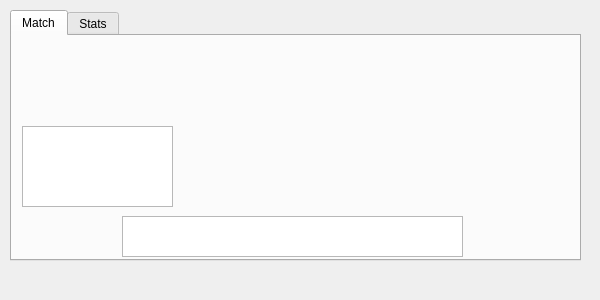
Old version of the form matchscreen.ui in the repository walsh06/grifball.
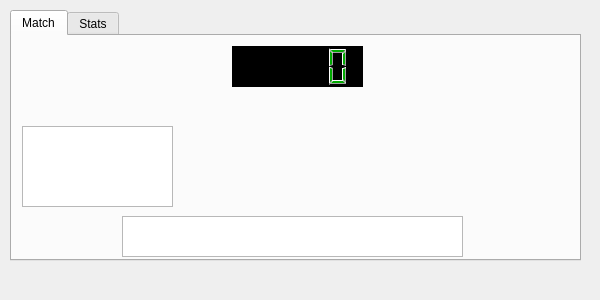
New version of the form.

Commit message: Added home screen, team selection

```diff
--- a/matchscreen.ui
+++ b/matchscreen.ui
@@ -49,6 +49,20 @@
       </rect>
      </property>
     </widget>
+    <widget class="QLCDNumber" name="clock">
+     <property name="geometry">
+      <rect>
+       <x>220</x>
+       <y>10</y>
+       <width>131</width>
+       <height>41</height>
+      </rect>
+     </property>
+     <property name="styleSheet">
+      <string notr="true">background-color: rgb(0, 0, 0);
+color: rgb(0, 170, 0);</string>
+     </property>
+    </widget>
    </widget>
    <widget class="QWidget" name="Stats">
     <attribute name="title">
```
The commit also changes 6 other files.
